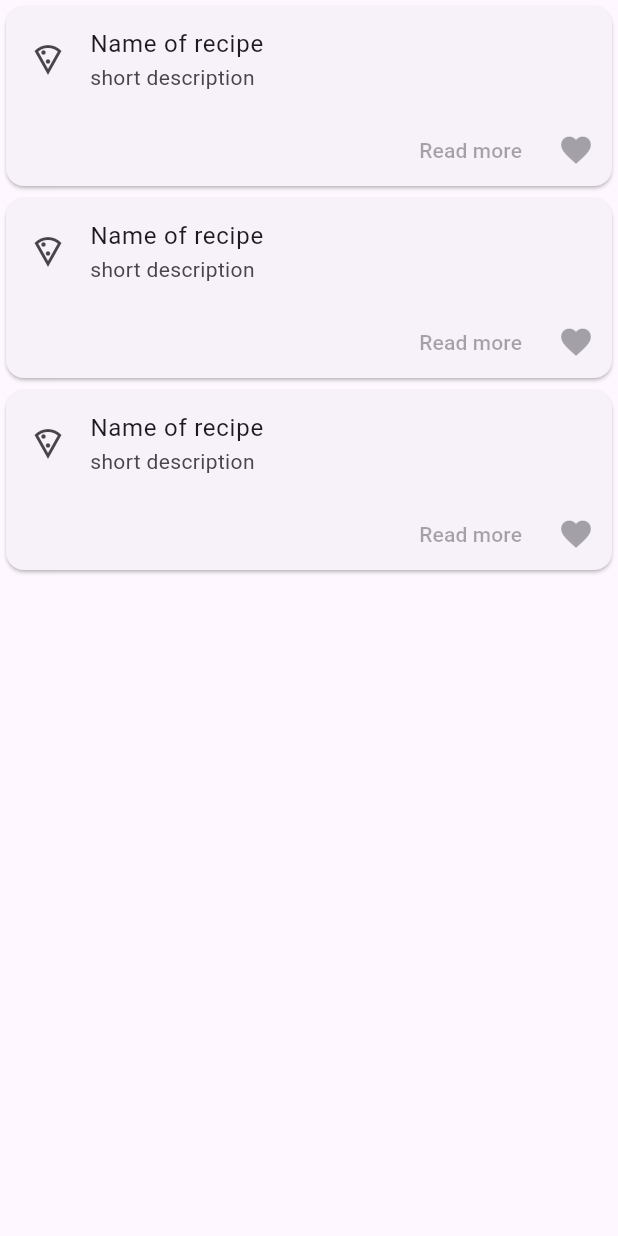
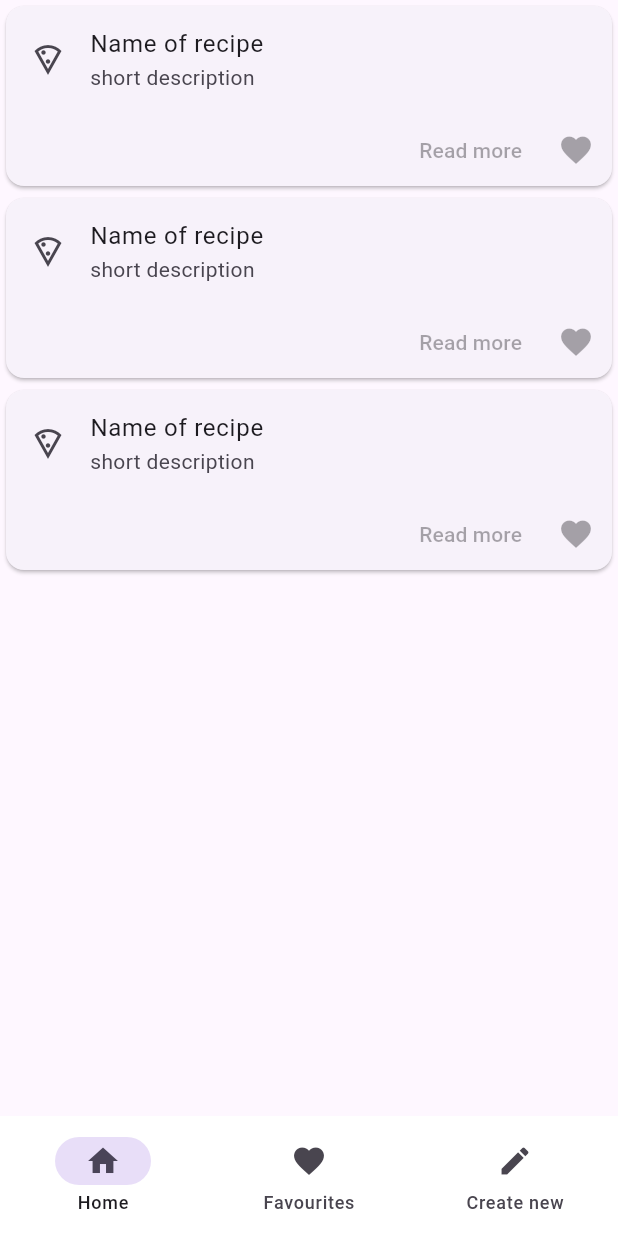
Before and after one commit to Slouna/reseptikirja, a Flutter app: the screen it shows after launch, on a phone screen of 412 x 824 dp. Run offline on Flutter 3.47's test engine with Material 3 defaults, Android fonts, the phone set to English and light mode, and no system bars.

Commit message:
Alustava navibar tehty

```diff
--- /dev/null
+++ b/lib/destinations.dart
@@ -0,0 +1,13 @@
+import 'package:flutter/material.dart';
+
+class Destination {
+  const Destination(this.icon, this.label);
+  final IconData icon;
+  final String label;
+}
+
+const List<Destination> destinations = <Destination>[
+  Destination(Icons.home, 'Home'),
+  Destination(Icons.favorite, 'Favourites'),
+  Destination(Icons.create, 'Create new'),
+];
--- a/lib/main.dart
+++ b/lib/main.dart
@@ -1,4 +1,5 @@
 import 'package:flutter/material.dart';
+import 'package:reseptikirja/widgets/bottom_navi_bar.dart';
 import 'package:reseptikirja/widgets/recipe_card.dart';
 import 'package:reseptikirja/widgets/recipe_list_view.dart';
 
@@ -16,7 +17,9 @@ class MainApp extends StatelessWidget {
         body: Center(
           child: RecipeListView(),
         ),
+        bottomNavigationBar: BottomNaviBar(
+              onDestinationSelected: null
       ),
-    );
+    ));
   }
 }
--- a/lib/widgets/bottom_navi_bar.dart
+++ b/lib/widgets/bottom_navi_bar.dart
@@ -0,0 +1,28 @@
+import 'package:flutter/material.dart';
+import '../destinations.dart';
+
+class BottomNaviBar extends StatelessWidget {
+  const BottomNaviBar({
+    super.key,
+    this.onDestinationSelected,
+  });
+
+  final int selectedIndex = 0;
+  final ValueChanged<int>? onDestinationSelected;
+
+  @override
+  Widget build(BuildContext context) {
+    // TODO: implement build
+    return NavigationBar(
+      elevation:0,
+      backgroundColor: Colors.white,
+      destinations: destinations.map<NavigationDestination>((d) {
+        return NavigationDestination(icon: Icon(d.icon), label: d.label);
+        }).toList(),
+      selectedIndex: selectedIndex,
+      onDestinationSelected: onDestinationSelected,
+
+
+);
+  }
+}
```
